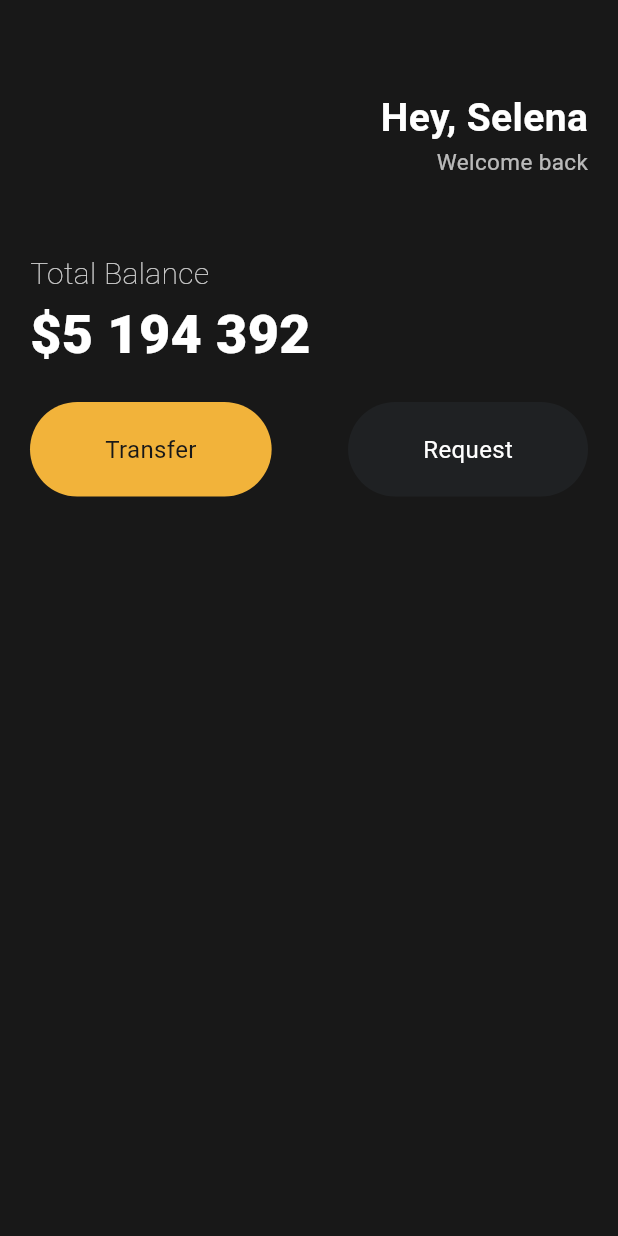
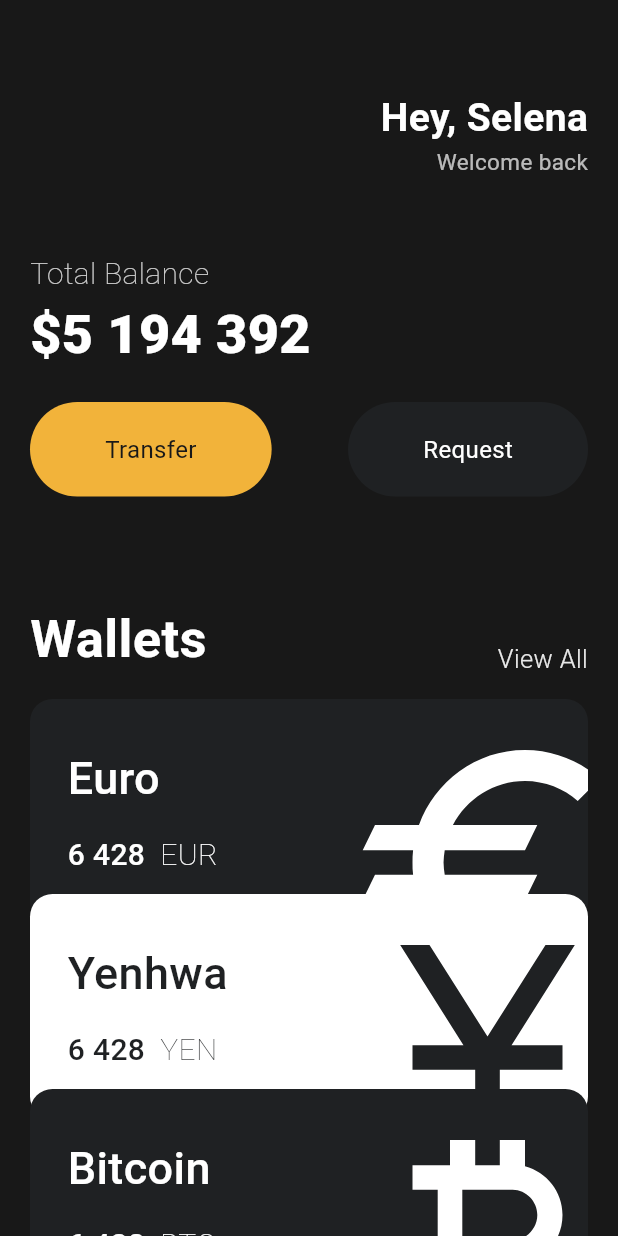
Before and after one commit to KimCookk/flutter_FinancialWalletApp, a Flutter app: the screen it shows after launch, on a phone screen of 412 x 824 dp. Run offline on Flutter 3.47's test engine with Material 3 defaults, Android fonts, the phone set to English and light mode, and no system bars.

Commit message:
Wallets Area and currency card designed

```diff
--- a/analysis_options.yaml
+++ b/analysis_options.yaml
@@ -21,7 +21,6 @@ linter:
   # `// ignore_for_file: name_of_lint` syntax on the line or in the file
   # producing the lint.
   rules:
-    prefer_const_constructors: false
     # avoid_print: false  # Uncomment to disable the `avoid_print` rule
     # prefer_single_quotes: true  # Uncomment to enable the `prefer_single_quotes` rule
 # Additional information about this file can be found at
--- a/lib/main.dart
+++ b/lib/main.dart
@@ -1,8 +1,10 @@
+import 'package:financialwalletapp/widgets/currency_card.dart';
 import 'package:financialwalletapp/widgets/eclipse_button.dart';
 import 'package:flutter/material.dart';
+import 'package:flutter/widgets.dart';
 
 void main() {
-  runApp(App());
+  runApp(const App());
 }
 
 class App extends StatelessWidget {
@@ -12,12 +14,13 @@ class App extends StatelessWidget {
   Widget build(BuildContext context) {
     return MaterialApp(
       home: Scaffold(
-        backgroundColor: Color(0xFF181818),
-        body: Padding(
-          padding: EdgeInsets.symmetric(horizontal: 20),
+        backgroundColor: const Color(0xFF181818),
+        body: SingleChildScrollView(
+          child: Padding(
+            padding: const EdgeInsets.symmetric(horizontal: 20),
             child: Column(
               children: [
-              SizedBox(
+                const SizedBox(
                   height: 60,
                 ),
                 Row(
@@ -26,7 +29,7 @@ class App extends StatelessWidget {
                     Column(
                       crossAxisAlignment: CrossAxisAlignment.end,
                       children: [
-                      Text(
+                        const Text(
                           'Hey, Selena',
                           style: TextStyle(
                               color: Colors.white,
@@ -44,10 +47,10 @@ class App extends StatelessWidget {
                     ),
                   ],
                 ),
-              SizedBox(
+                const SizedBox(
                   height: 50,
                 ),
-              Column(
+                const Column(
                   crossAxisAlignment: CrossAxisAlignment.start,
                   children: [
                     Text(
@@ -86,7 +89,68 @@ class App extends StatelessWidget {
                     ),
                   ],
                 ),
+                const SizedBox(
+                  height: 70,
+                ),
+                Column(
+                  children: [
+                    Row(
+                      mainAxisAlignment: MainAxisAlignment.spaceBetween,
+                      crossAxisAlignment: CrossAxisAlignment.end,
+                      children: [
+                        const Text(
+                          'Wallets',
+                          style: TextStyle(
+                            color: Colors.white,
+                            fontSize: 35,
+                            fontWeight: FontWeight.w700,
+                          ),
+                        ),
+                        Text(
+                          'View All',
+                          style: TextStyle(
+                              color: Colors.white.withOpacity(0.9),
+                              fontSize: 17,
+                              fontWeight: FontWeight.w300),
+                        ),
                       ],
+                    ),
+                    const SizedBox(
+                      height: 15,
+                    ),
+                    const CurrencyCard(
+                      unit: 'Euro',
+                      value: '6 428',
+                      code: 'EUR',
+                      icon: Icons.euro_sharp,
+                    ),
+                    const CurrencyCard(
+                      unit: 'Yenhwa',
+                      value: '6 428',
+                      code: 'YEN',
+                      icon: Icons.currency_yen,
+                      isInvert: true,
+                      offsetY: -20,
+                    ),
+                    const CurrencyCard(
+                      unit: 'Bitcoin',
+                      value: '6 428',
+                      code: 'BTC',
+                      icon: Icons.currency_bitcoin,
+                      offsetY: -40,
+                    ),
+                    const CurrencyCard(
+                      unit: 'Rupee',
+                      value: '6 428',
+                      code: 'INR',
+                      icon: Icons.currency_rupee_sharp,
+                      isInvert: true,
+                      offsetY: -60,
+                    ),
+                  ],
+                ),
+              ],
+            ),
           ),
         ),
       ),
--- /dev/null
+++ b/lib/widgets/currency_card.dart
@@ -0,0 +1,94 @@
+import "package:flutter/material.dart";
+
+class CurrencyCard extends StatelessWidget {
+  final String unit, value, code;
+  final IconData icon;
+  final bool isInvert;
+  final double offsetY;
+
+  final Color blackColor = const Color(0xFF1F2123);
+
+  const CurrencyCard({
+    super.key,
+    required this.unit,
+    required this.value,
+    required this.code,
+    required this.icon,
+    this.isInvert = false,
+    this.offsetY = 0.0,
+  });
+
+  @override
+  Widget build(BuildContext context) {
+    // TODO: implement build
+    return Transform.translate(
+      offset: Offset(0, offsetY),
+      child: Container(
+        clipBehavior: Clip.hardEdge,
+        decoration: BoxDecoration(
+          color: isInvert ? Colors.white : blackColor,
+          borderRadius: const BorderRadius.all(Radius.circular(15)),
+        ),
+        child: Padding(
+          padding: const EdgeInsets.all(25),
+          child: Row(
+            mainAxisAlignment: MainAxisAlignment.spaceBetween,
+            children: [
+              Column(
+                mainAxisAlignment: MainAxisAlignment.spaceBetween,
+                crossAxisAlignment: CrossAxisAlignment.start,
+                children: [
+                  Text(
+                    unit,
+                    style: TextStyle(
+                      color: isInvert ? blackColor : Colors.white,
+                      fontSize: 30,
+                      fontWeight: FontWeight.w500,
+                    ),
+                  ),
+                  const SizedBox(
+                    height: 15,
+                  ),
+                  Row(
+                    children: [
+                      Text(
+                        value,
+                        style: TextStyle(
+                          color: isInvert ? blackColor : Colors.white,
+                          fontSize: 20,
+                          fontWeight: FontWeight.w500,
+                        ),
+                      ),
+                      const SizedBox(
+                        width: 10,
+                      ),
+                      Text(
+                        code,
+                        style: TextStyle(
+                          color: isInvert ? blackColor : Colors.white,
+                          fontSize: 20,
+                          fontWeight: FontWeight.w200,
+                        ),
+                      ),
+                    ],
+                  )
+                ],
+              ),
+              Transform.scale(
+                scale: 2,
+                child: Transform.translate(
+                  offset: const Offset(4, 17),
+                  child: Icon(
+                    icon,
+                    color: isInvert ? blackColor : Colors.white,
+                    size: 100,
+                  ),
+                ),
+              ),
+            ],
+          ),
+        ),
+      ),
+    );
+  }
+}
```
Lines whose indentation alone changed are shown as unchanged.
